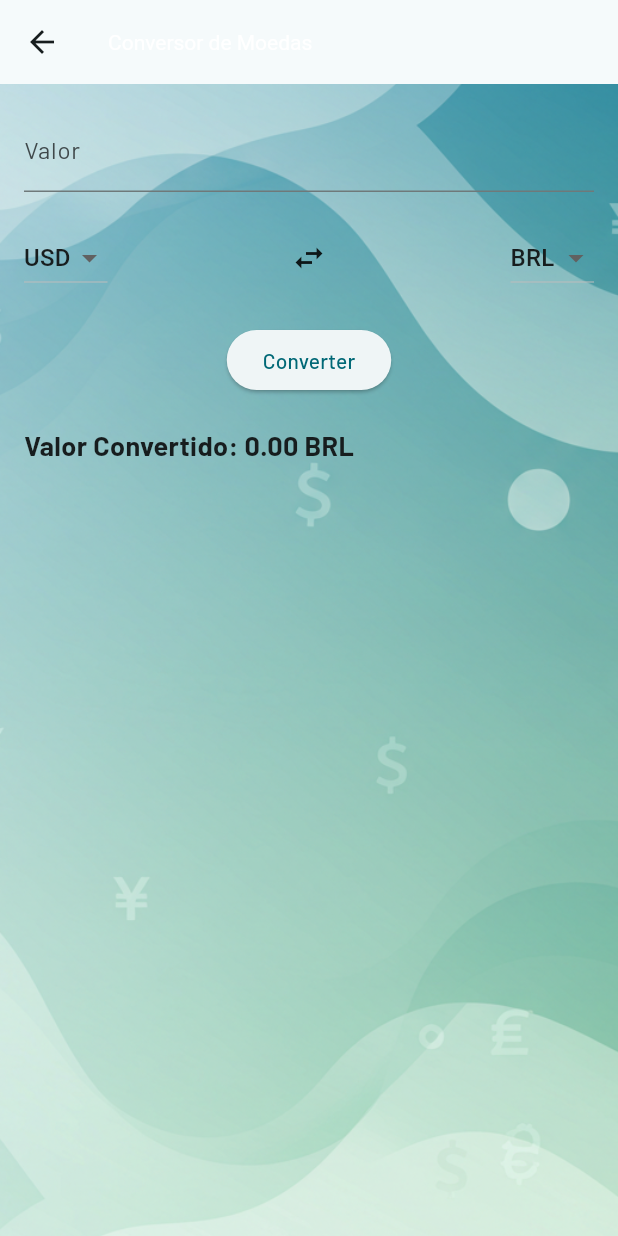
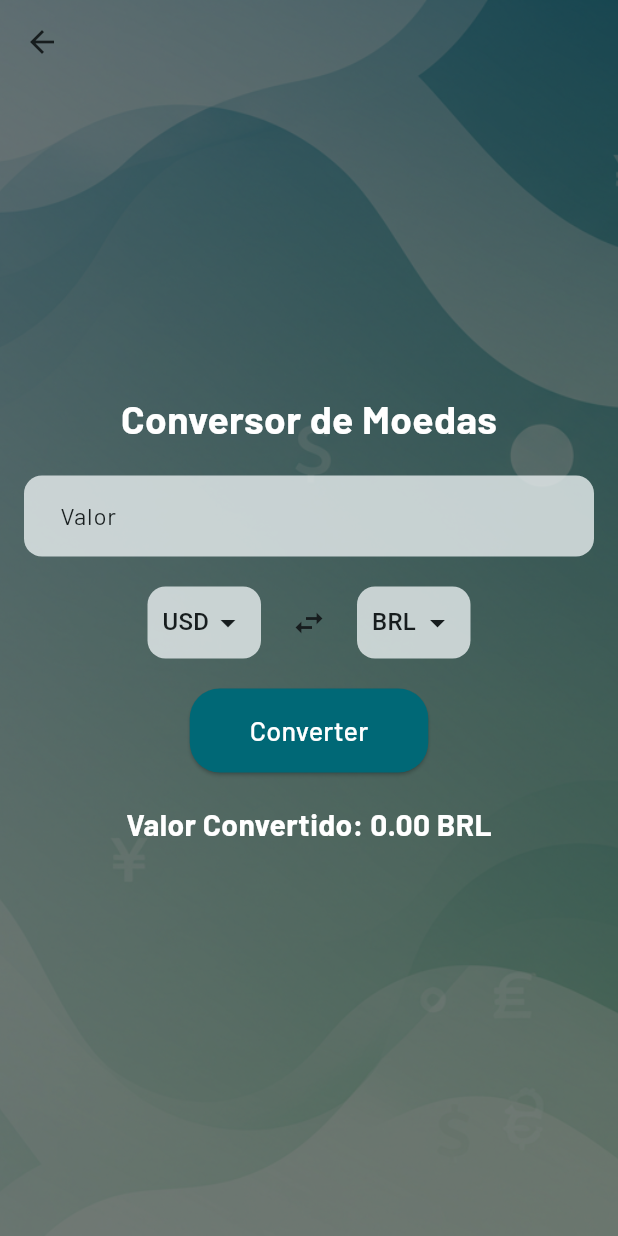
Before and after one commit to vanessacoin/flutter-exchange-app, a Flutter app: the ExchangeScreen screen opened directly, on a phone screen of 412 x 824 dp. Run offline on Flutter 3.47's test engine with Material 3 defaults, Android fonts, the phone set to English and light mode, and no system bars; our stand-ins replace another_flutter_splash_screen, flutter_dotenv, google_fonts, sqflite; accounts and stored records are empty; network calls fail; Roboto replaces fonts that are missing (Anek Bangla).

Commit message:
style: estilizada tela de troca

```diff
--- a/lib/screens/exchange_screen.dart
+++ b/lib/screens/exchange_screen.dart
@@ -7,89 +7,169 @@ class ExchangeScreen extends StatelessWidget {
 
   @override
   Widget build(BuildContext context) {
+    final colorScheme = Theme.of(context).colorScheme;
     return Scaffold(
+      extendBodyBehindAppBar: true,
       appBar: AppBar(
-          title: const Text('Conversor de Moedas'),
-          titleTextStyle: TextStyle(
-            color: Colors.white,
         backgroundColor: Colors.transparent,
-            background: null
+        elevation: 0,
       ),
-      ),
-      body: Container(
-        decoration: const BoxDecoration(
-          image: DecorationImage(
-            image: AssetImage('assets/home_img.png'),
+      body: Stack(
+        children: [
+          Positioned.fill(
+            child: Image.asset(
+              'assets/home_img.png',
               fit: BoxFit.cover,
             ),
           ),
+          Positioned.fill(
+            child: Container(
+              color: Colors.black.withOpacity(0.5),
+            ),
+          ),
+          Center(
             child: Padding(
               padding: const EdgeInsets.all(16.0),
               child: Consumer<ExchangeProvider>(
                 builder: (context, provider, child) {
-              return Column(
-                crossAxisAlignment: CrossAxisAlignment.start,
+                  return SingleChildScrollView(
+                    child: Column(
+                      mainAxisSize: MainAxisSize.min,
                       children: [
+                        Text(
+                          'Conversor de Moedas',
+                          style: TextStyle(
+                            fontSize: 26,
+                            fontWeight: FontWeight.bold,
+                            color: colorScheme.onPrimary,
+                          ),
+                        ),
+                        const SizedBox(height: 20),
                         TextField(
                           onChanged: (value) {
                             provider.setAmount(double.tryParse(value) ?? 0);
                           },
-                    decoration: const InputDecoration(labelText: 'Valor'),
+                          decoration: InputDecoration(
+                            labelText: 'Valor',
+                            labelStyle: TextStyle(color: colorScheme.onSurface),
+                            filled: true,
+                            fillColor: colorScheme.surfaceContainer.withOpacity(0.8),
+                            border: OutlineInputBorder(
+                              borderRadius: BorderRadius.circular(12),
+                              borderSide: BorderSide.none,
+                            ),
+                            focusedBorder: OutlineInputBorder(
+                              borderRadius: BorderRadius.circular(12),
+                              borderSide: BorderSide(
+                                color: colorScheme.primary,
+                                width: 2,
+                              ),
+                            ),
+                            contentPadding: const EdgeInsets.symmetric(
+                              vertical: 15,
+                              horizontal: 20,
+                            ),
+                          ),
                           keyboardType: TextInputType.number,
                         ),
                         const SizedBox(height: 20),
                         Row(
-                    mainAxisAlignment: MainAxisAlignment.spaceBetween,
+                          mainAxisAlignment: MainAxisAlignment.center,
                           children: [
-                      DropdownButton<String>(
-                        value: provider.fromCurrency,
-                        onChanged: (value) {
+                            _buildCurrencyDropdown(
+                              provider,
+                              provider.fromCurrency,
+                                  (value) {
                                 if (value != null) {
                                   provider.setFromCurrency(value);
                                 }
                               },
-                        items: ['USD', 'EUR', 'BRL', 'GBP']
-                            .map((currency) => DropdownMenuItem(
-                          value: currency,
-                          child: Text(currency),
-                        ))
-                            .toList(),
+                              colorScheme,
                             ),
-                      const Icon(Icons.swap_horiz),
-                      DropdownButton<String>(
-                        value: provider.toCurrency,
-                        onChanged: (value) {
+                            const SizedBox(width: 20),
+                            Icon(Icons.swap_horiz, color: colorScheme.onSurface),
+                            const SizedBox(width: 20),
+                            _buildCurrencyDropdown(
+                              provider,
+                              provider.toCurrency,
+                                  (value) {
                                 if (value != null) {
                                   provider.setToCurrency(value);
                                 }
                               },
-                        items: ['USD', 'EUR', 'BRL', 'GBP']
-                            .map((currency) => DropdownMenuItem(
-                          value: currency,
-                          child: Text(currency),
-                        ))
-                            .toList(),
+                              colorScheme,
                             ),
                           ],
                         ),
                         const SizedBox(height: 20),
-                  Center(
-                    child: ElevatedButton(
+                        ElevatedButton(
                           onPressed: () => provider.convertCurrency(),
-                      child: const Text('Converter'),
+                          style: ElevatedButton.styleFrom(
+                            backgroundColor: colorScheme.primary,
+                            foregroundColor: colorScheme.onPrimary,
+                            shape: RoundedRectangleBorder(
+                              borderRadius: BorderRadius.circular(20),
+                            ),
+                            padding: const EdgeInsets.symmetric(
+                              vertical: 15,
+                              horizontal: 40,
+                            ),
+                          ),
+                          child: const Text(
+                            'Converter',
+                            style: TextStyle(fontSize: 18),
                           ),
                         ),
                         const SizedBox(height: 20),
                         Text(
                           'Valor Convertido: ${provider.convertedAmount.toStringAsFixed(2)} ${provider.toCurrency}',
-                    style: const TextStyle(fontSize: 18, fontWeight: FontWeight.bold),
+                          style: TextStyle(
+                            fontSize: 20,
+                            fontWeight: FontWeight.bold,
+                            color: colorScheme.onPrimary,
+                          ),
                         ),
                       ],
+                    ),
                   );
                 },
               ),
             ),
           ),
+        ],
+      ),
+    );
+  }
+
+  Widget _buildCurrencyDropdown(
+      ExchangeProvider provider,
+      String value,
+      ValueChanged<String?> onChanged,
+      ColorScheme colorScheme,
+      ) {
+    return Container(
+      padding: const EdgeInsets.symmetric(horizontal: 10),
+      decoration: BoxDecoration(
+        color: colorScheme.surfaceContainer.withOpacity(0.8),
+        borderRadius: BorderRadius.circular(12),
+      ),
+      child: DropdownButton<String>(
+        value: value,
+        onChanged: onChanged,
+        items: ['USD', 'EUR', 'BRL', 'GBP']
+            .map(
+              (currency) => DropdownMenuItem(
+            value: currency,
+            child: Text(
+              currency,
+              style: TextStyle(color: colorScheme.onSurface),
+            ),
+          ),
+        )
+            .toList(),
+        underline: Container(),
+        icon: Icon(Icons.arrow_drop_down, color: colorScheme.onSurface),
+      ),
     );
   }
 }
--- a/lib/screens/home_screen.dart
+++ b/lib/screens/home_screen.dart
@@ -36,7 +36,7 @@ class _HomeScreenState extends State<HomeScreen> {
         title: const Text('Exchange Coin'),
         titleTextStyle: TextStyle(
           color: colors.onPrimary,
-          fontSize: 20,
+          fontSize: 26,
           fontWeight: FontWeight.bold,
         ),
         flexibleSpace: Container(
```
Lines whose indentation alone changed are shown as unchanged.
